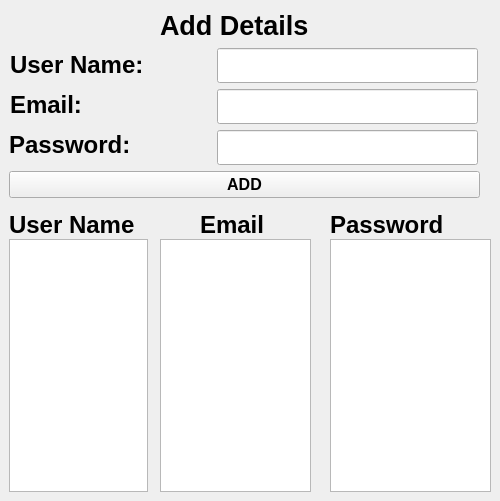
Before: the Qt Designer form main.ui in pranavpk0/Password-Manager, drawn with Qt 5.
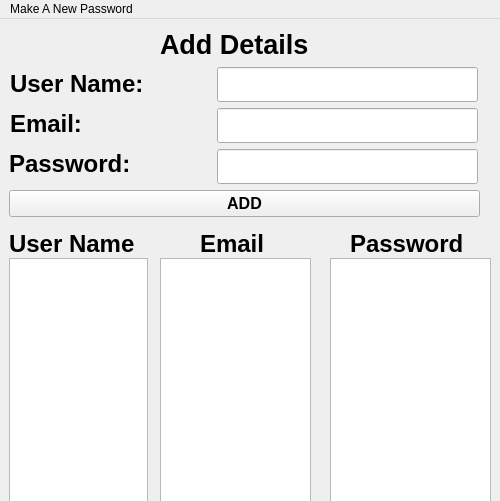
After: the same form once the commit is applied. Icons and pictures are not drawn.

What changed in the file:
```diff
--- a/main.ui
+++ b/main.ui
@@ -170,7 +170,7 @@
    <widget class="QLabel" name="password_label_for_showing">
     <property name="geometry">
      <rect>
-      <x>330</x>
+      <x>350</x>
       <y>210</y>
       <width>115</width>
       <height>29</height>
@@ -308,6 +308,22 @@
     </property>
    </widget>
   </widget>
+  <widget class="QMenuBar" name="menuBar">
+   <property name="geometry">
+    <rect>
+     <x>0</x>
+     <y>0</y>
+     <width>500</width>
+     <height>21</height>
+    </rect>
+   </property>
+   <widget class="QMenu" name="menuMake_A_New_Password">
+    <property name="title">
+     <string>Make A New Password</string>
+    </property>
+   </widget>
+   <addaction name="menuMake_A_New_Password"/>
+  </widget>
  </widget>
  <resources/>
  <connections/>
```
